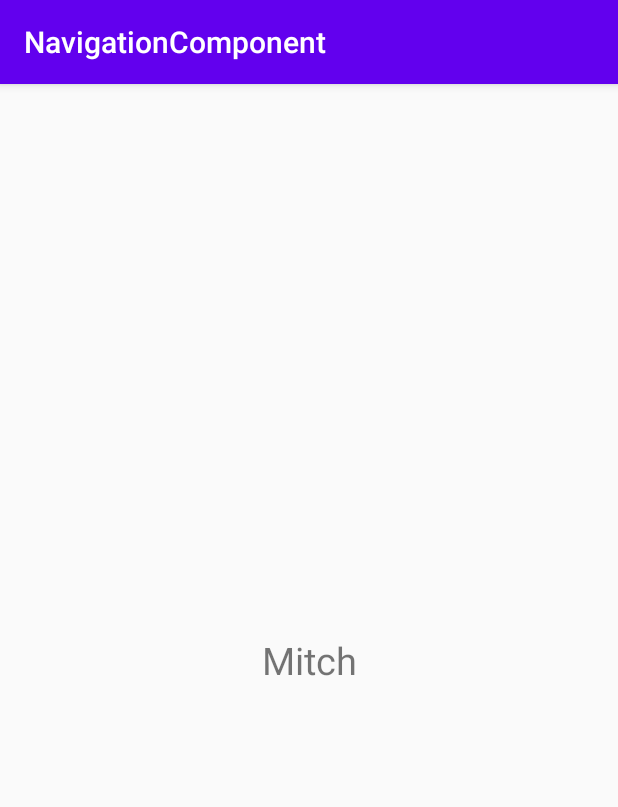
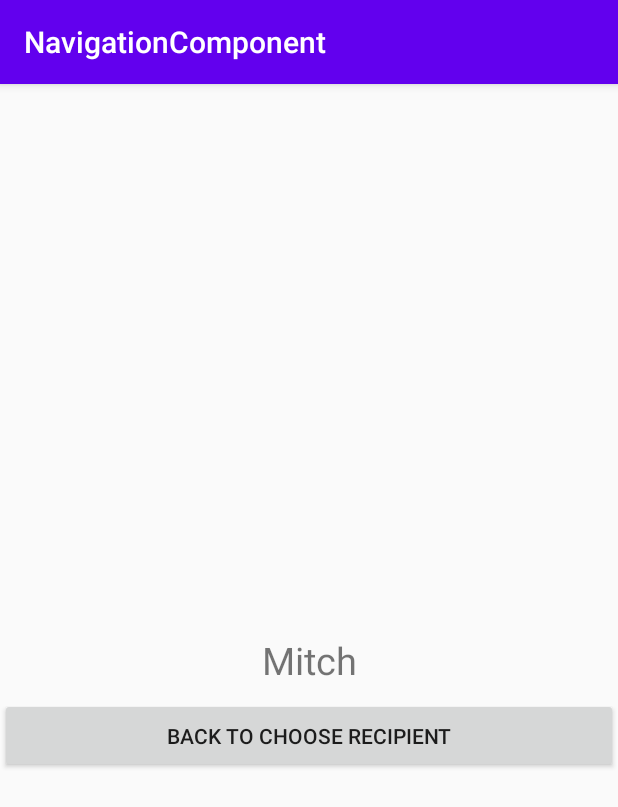
Before and after one commit to okanSerdaroglu/NavigationComponent, an Android app: the fragment ConfirmationFragment placed in its activity, on a phone screen of 412 x 824 dp. Shown: the top 807 px of the screen. Run offline under Robolectric (Android 15) with nearby library versions, the phone set to English and light mode, and no system bars; 3 statements that could not run were skipped.

Commit message:
back button added in the last fragment

```diff
--- a/NavigationComponent/app/src/main/java/com/example/navigationcomponent/ConfirmationFragment.kt
+++ b/NavigationComponent/app/src/main/java/com/example/navigationcomponent/ConfirmationFragment.kt
@@ -5,15 +5,19 @@ import androidx.fragment.app.Fragment
 import android.view.LayoutInflater
 import android.view.View
 import android.view.ViewGroup
-import android.widget.TextView
+import android.widget.Button
+import androidx.navigation.NavController
+import androidx.navigation.Navigation
 import kotlinx.android.synthetic.main.fragment_confirmation.*
 
 
-class ConfirmationFragment : Fragment() {
+class ConfirmationFragment : Fragment(),View.OnClickListener {
 
 
     private lateinit var money: Money
     private lateinit var message: String
+    private lateinit var navController:NavController
+
 
     override fun onCreate(savedInstanceState: Bundle?) {
         super.onCreate(savedInstanceState)
@@ -32,8 +36,15 @@ class ConfirmationFragment : Fragment() {
 
     override fun onViewCreated(view: View, savedInstanceState: Bundle?) {
         super.onViewCreated(view, savedInstanceState)
+        navController = Navigation.findNavController(view)
+        buttonBack.setOnClickListener(this)
         confirmation_message.text = message
     }
 
 
+    override fun onClick(v: View?) {
+        navController.navigate(R.id.action_confirmationFragment_to_chooseRecipientFragment)
+    }
+
+
 }
--- a/NavigationComponent/app/src/main/java/com/example/navigationcomponent/MainActivity.kt
+++ b/NavigationComponent/app/src/main/java/com/example/navigationcomponent/MainActivity.kt
@@ -2,6 +2,7 @@ package com.example.navigationcomponent
 
 import androidx.appcompat.app.AppCompatActivity
 import android.os.Bundle
+import android.view.View
 
 class MainActivity : AppCompatActivity() {
 
@@ -9,4 +10,6 @@ class MainActivity : AppCompatActivity() {
         super.onCreate(savedInstanceState)
         setContentView(R.layout.activity_main)
     }
+
+
 }
--- a/NavigationComponent/app/src/main/res/layout/fragment_confirmation.xml
+++ b/NavigationComponent/app/src/main/res/layout/fragment_confirmation.xml
@@ -17,4 +17,15 @@
         app:layout_constraintRight_toRightOf="parent"
         app:layout_constraintTop_toTopOf="parent" />
 
+    <Button
+        android:layout_width="@dimen/match_constraint_size"
+        android:layout_height="50dp"
+        android:id="@+id/buttonBack"
+        app:layout_constraintStart_toStartOf="parent"
+        app:layout_constraintEnd_toEndOf="parent"
+        app:layout_constraintTop_toBottomOf="@id/confirmation_message"
+        android:text="@string/back_to_choose_recipient"
+        android:layout_marginTop="@dimen/margin_8"/>
+
+
 </androidx.constraintlayout.widget.ConstraintLayout>
--- a/NavigationComponent/app/src/main/res/navigation/navigation_graph.xml
+++ b/NavigationComponent/app/src/main/res/navigation/navigation_graph.xml
@@ -86,6 +86,9 @@
         <argument
             android:name="@string/amount"
             app:argType="com.example.navigationcomponent.Money" />
+        <action
+            android:id="@+id/action_confirmationFragment_to_chooseRecipientFragment"
+            app:destination="@id/chooseRecipientFragment" />
 
     </fragment>
 
--- /dev/null
+++ b/NavigationComponent/app/src/main/res/values/dimens.xml
@@ -0,0 +1,5 @@
+<?xml version="1.0" encoding="utf-8"?>
+<resources>
+    <dimen name="margin_8">8dp</dimen>
+    <dimen name="match_constraint_size">0dp</dimen>
+</resources>
--- a/NavigationComponent/app/src/main/res/values/strings.xml
+++ b/NavigationComponent/app/src/main/res/values/strings.xml
@@ -20,4 +20,5 @@
     <string name="_3600">$3600</string>
     <string name="utility">Utility</string>
     <string name="_150">$150</string>
+    <string name="back_to_choose_recipient">Back To Choose Recipient</string>
 </resources>
```
